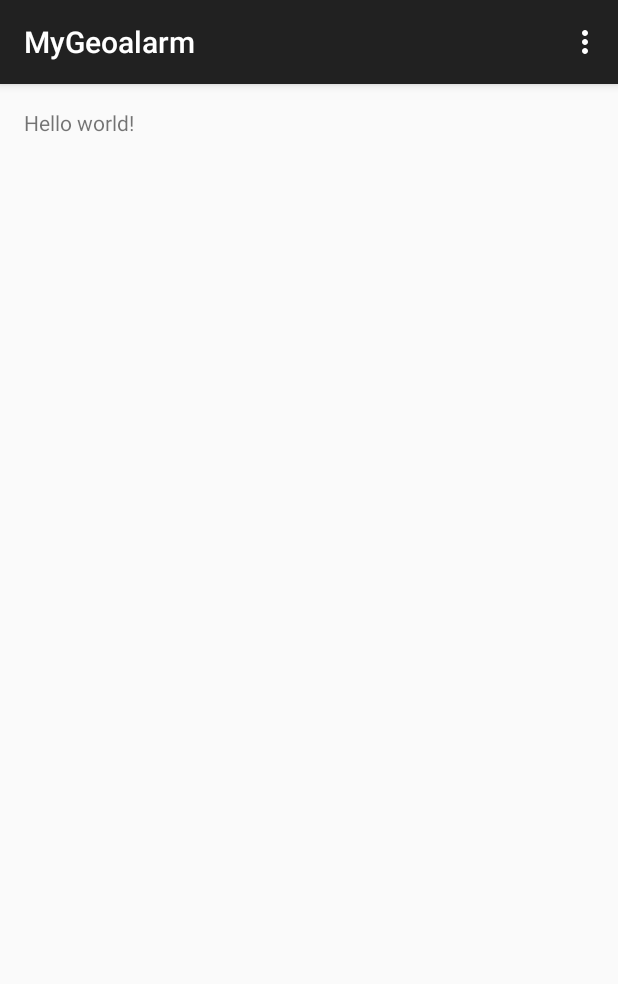
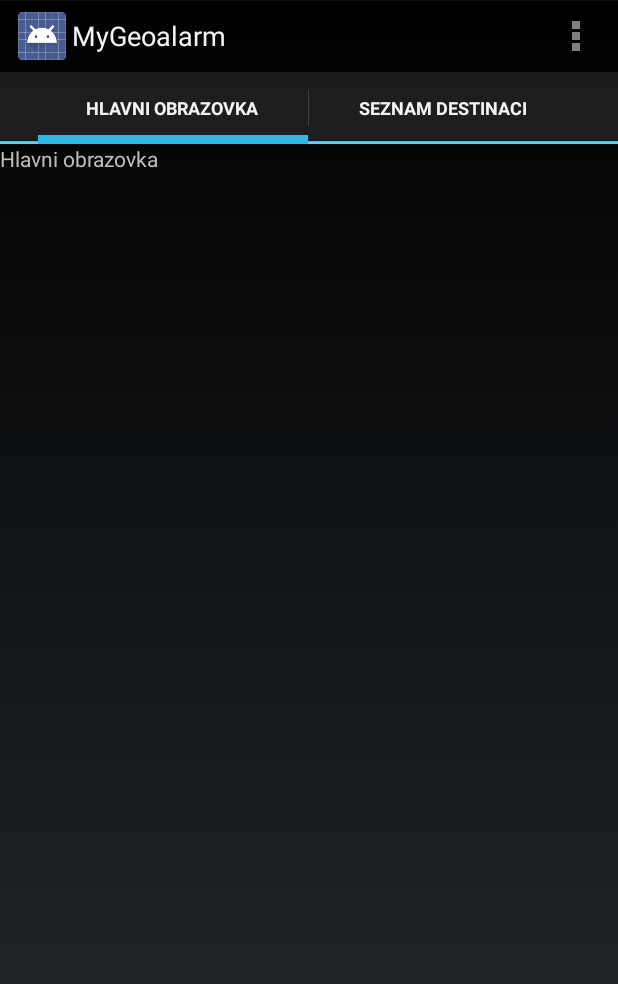
Before and after one commit to Merwis/MyGeoalarm, an Android app: the screen it shows after launch (MainActivity), on a phone screen of 412 x 824 dp. Shown: the top 984 px of the screen. Run offline under Robolectric (Android 15) with nearby library versions, the phone set to English and light mode, and no system bars.

Commit message:
First steps creating main activity with two fragments and tabs

```diff
--- /dev/null
+++ b/app/src/main/java/cz/uhk/fim/mygeoalarm/DestinationsListFragmentTab.java
@@ -0,0 +1,21 @@
+package cz.uhk.fim.mygeoalarm;
+
+import android.app.Fragment;
+import android.os.Bundle;
+import android.support.annotation.Nullable;
+import android.view.LayoutInflater;
+import android.view.View;
+import android.view.ViewGroup;
+
+/**
+ * Created by Petr on 11. 5. 2015.
+ */
+public class DestinationsListFragmentTab extends Fragment {
+
+
+    @Override
+    public View onCreateView(LayoutInflater inflater, ViewGroup container, Bundle savedInstanceState) {
+        View rootView = inflater.inflate(R.layout.fragment_destinations_list, container, false);
+        return rootView;
+    }
+}
--- a/app/src/main/java/cz/uhk/fim/mygeoalarm/MainActivity.java
+++ b/app/src/main/java/cz/uhk/fim/mygeoalarm/MainActivity.java
@@ -1,17 +1,40 @@
 package cz.uhk.fim.mygeoalarm;
 
+import android.app.ActionBar;
+import android.app.Activity;
+import android.app.Fragment;
 import android.support.v7.app.ActionBarActivity;
 import android.os.Bundle;
 import android.view.Menu;
 import android.view.MenuItem;
+import android.view.Window;
 
 
-public class MainActivity extends ActionBarActivity {
+public class MainActivity extends Activity {
+
+    ActionBar.Tab mainTab, destinationsListTab;
+    Fragment mainFragmentTab = new MainFragmentTab();
+    Fragment destinationsListFragmentTab = new DestinationsListFragmentTab();
 
     @Override
     protected void onCreate(Bundle savedInstanceState) {
         super.onCreate(savedInstanceState);
         setContentView(R.layout.activity_main);
+
+        ActionBar actionBar = getActionBar();
+
+        //actionBar.setDisplayShowHomeEnabled(false);
+        //actionBar.setDisplayShowTitleEnabled(false);
+        actionBar.setNavigationMode(ActionBar.NAVIGATION_MODE_TABS);
+
+        mainTab = actionBar.newTab().setText("Hlavni obrazovka");
+        destinationsListTab = actionBar.newTab().setText("Seznam destinaci");
+
+        mainTab.setTabListener(new TabListener(mainFragmentTab));
+        destinationsListTab.setTabListener(new TabListener(destinationsListFragmentTab));
+
+        getActionBar().addTab(mainTab);
+        getActionBar().addTab(destinationsListTab);
     }
 
 
--- /dev/null
+++ b/app/src/main/java/cz/uhk/fim/mygeoalarm/MainFragmentTab.java
@@ -0,0 +1,20 @@
+package cz.uhk.fim.mygeoalarm;
+
+import android.app.Fragment;
+import android.os.Bundle;
+import android.support.annotation.Nullable;
+import android.view.LayoutInflater;
+import android.view.View;
+import android.view.ViewGroup;
+
+/**
+ * Created by Petr on 11. 5. 2015.
+ */
+public class MainFragmentTab extends Fragment {
+
+    @Override
+    public View onCreateView(LayoutInflater inflater, ViewGroup container, Bundle savedInstanceState) {
+        View rootView = inflater.inflate(R.layout.fragment_main, container, false);
+        return rootView;
+    }
+}
--- /dev/null
+++ b/app/src/main/java/cz/uhk/fim/mygeoalarm/TabListener.java
@@ -0,0 +1,32 @@
+package cz.uhk.fim.mygeoalarm;
+
+import android.app.ActionBar;
+import android.app.Fragment;
+import android.app.FragmentTransaction;
+
+/**
+ * Created by Petr on 11. 5. 2015.
+ */
+public class TabListener implements ActionBar.TabListener {
+
+    private Fragment fragment;
+
+    public TabListener(Fragment fragment){
+        this.fragment = fragment;
+    }
+
+    @Override
+    public void onTabSelected(ActionBar.Tab tab, FragmentTransaction ft) {
+        ft.replace(R.id.activity_main, fragment);
+    }
+
+    @Override
+    public void onTabUnselected(ActionBar.Tab tab, FragmentTransaction ft) {
+        ft.remove(fragment);
+    }
+
+    @Override
+    public void onTabReselected(ActionBar.Tab tab, FragmentTransaction ft) {
+
+    }
+}
--- a/app/src/main/res/layout/activity_main.xml
+++ b/app/src/main/res/layout/activity_main.xml
@@ -1,4 +1,13 @@
-<RelativeLayout xmlns:android="http://schemas.android.com/apk/res/android"
+<?xml version="1.0" encoding="utf-8"?>
+<FrameLayout xmlns:android="http://schemas.android.com/apk/res/android"
+    android:id="@+id/activity_main"
+    android:layout_width="match_parent"
+    android:layout_height="match_parent" />
+
+
+
+
+<!--<RelativeLayout xmlns:android="http://schemas.android.com/apk/res/android"
                 xmlns:tools="http://schemas.android.com/tools"
                 android:layout_width="match_parent"
                 android:layout_height="match_parent"
@@ -13,4 +22,4 @@
         android:layout_width="wrap_content"
         android:layout_height="wrap_content"/>
 
-</RelativeLayout>
+</RelativeLayout>-->
--- /dev/null
+++ b/app/src/main/res/layout/fragment_destinations_list.xml
@@ -0,0 +1,13 @@
+<?xml version="1.0" encoding="utf-8"?>
+<LinearLayout xmlns:android="http://schemas.android.com/apk/res/android"
+              android:orientation="vertical"
+              android:layout_width="match_parent"
+              android:layout_height="match_parent">
+
+    <TextView
+        android:layout_width="match_parent"
+        android:layout_height="match_parent"
+        android:text="Destinations list"
+        />
+
+</LinearLayout>
--- /dev/null
+++ b/app/src/main/res/layout/fragment_main.xml
@@ -0,0 +1,13 @@
+<?xml version="1.0" encoding="utf-8"?>
+<LinearLayout xmlns:android="http://schemas.android.com/apk/res/android"
+              android:orientation="vertical"
+              android:layout_width="match_parent"
+              android:layout_height="match_parent">
+
+    <TextView
+        android:layout_width="wrap_content"
+        android:layout_height="wrap_content"
+        android:text="Hlavni obrazovka"
+        />
+
+</LinearLayout>
--- a/app/src/main/res/values/styles.xml
+++ b/app/src/main/res/values/styles.xml
@@ -1,7 +1,7 @@
 <resources>
 
     <!-- Base application theme. -->
-    <style name="AppTheme" parent="Theme.AppCompat.Light.DarkActionBar">
+    <style name="AppTheme" parent="android:Theme.Holo">
         <!-- Customize your theme here. -->
     </style>
 
```
Also changed, not shown: 1 other file.
